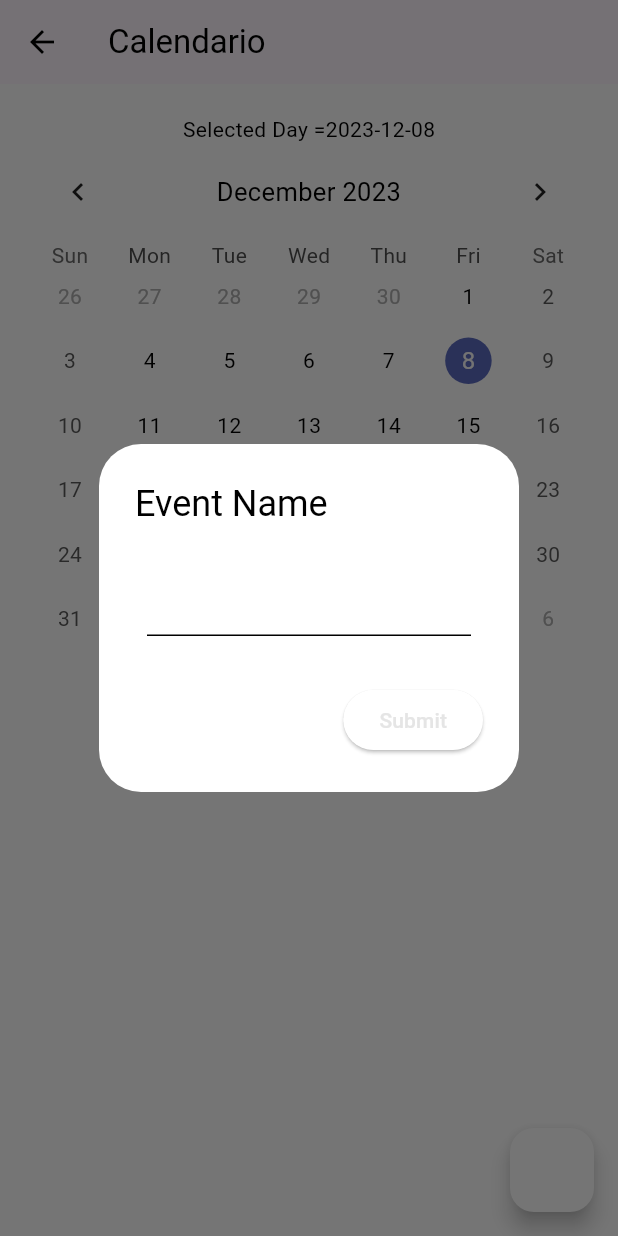
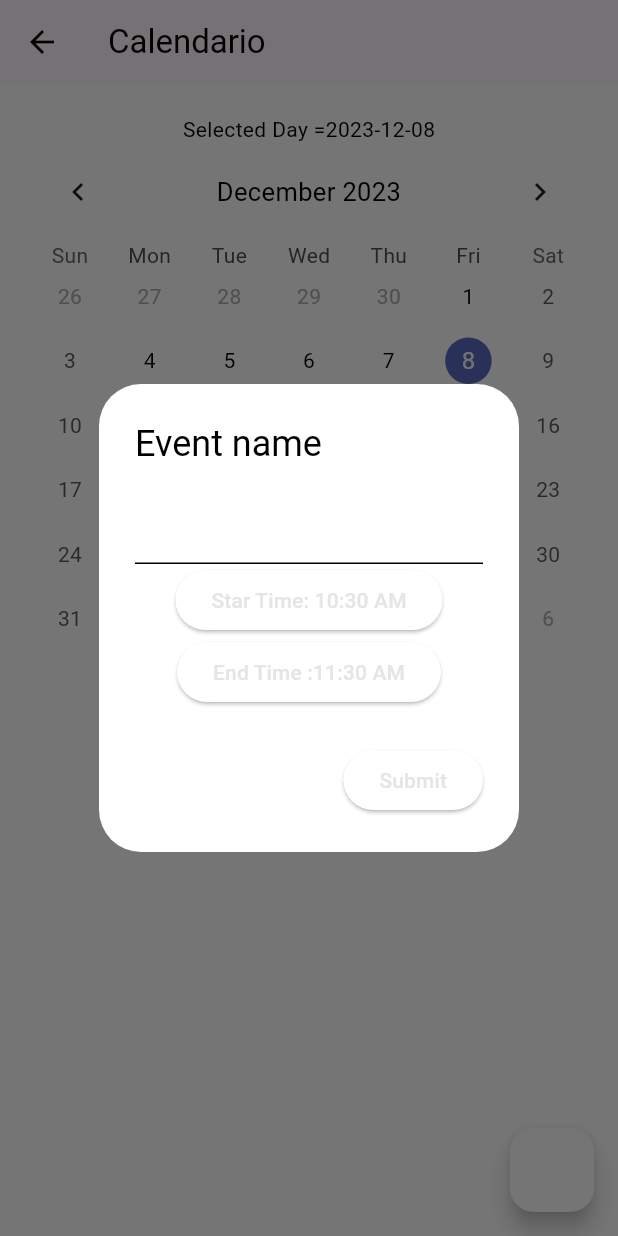
Before and after one commit to jmac-94/uforux, a Flutter app: the Calendar screen opened directly, after a tap on the "add" icon, on a phone screen of 412 x 824 dp. Run offline on Flutter 3.47's test engine with Material 3 defaults, Android fonts, the phone set to English and light mode, and no system bars; drawn by our look-alikes of table_calendar; our stand-ins replace carousel_slider, cloud_firestore, faker, file_picker, firebase_auth, firebase_core and 7 more; accounts and stored records are empty; network calls fail.

Commit message:
calendar event

```diff
--- a/lib/screens/home/calendar.dart
+++ b/lib/screens/home/calendar.dart
@@ -188,6 +188,10 @@ class _CalendarState extends State<Calendar> {
   TextEditingController _eventController = TextEditingController();
   //Visualizar si se guardo el evento
   late ValueNotifier<List<Event>> _selectedEvents;
+  //selecionar por horas
+  TimeOfDay _startTime = TimeOfDay.now();
+  TimeOfDay _endTime =
+      TimeOfDay.now().replacing(hour: TimeOfDay.now().hour + 1);
 
   //funcion para seleccion dia
 
@@ -219,35 +223,66 @@ class _CalendarState extends State<Calendar> {
       appBar: AppBar(title: Text("Calendario")),
       floatingActionButton: FloatingActionButton(
         onPressed: () {
-          //Show el dialogo para el usuario ponga el evento
           showDialog(
             context: context,
             builder: (context) {
               return AlertDialog(
                 scrollable: true,
-                  title: Text("Event Name"),
-                  content: Padding(
-                    padding: EdgeInsets.all(8),
-                    child: TextField(
+                title: Text("Event name"),
+                content: Column(
+                  children: [
+                    TextField(
                       controller: _eventController,
                     ),
+                    //selector de hora de inicio
+                    ElevatedButton(
+                      onPressed: () async {
+                        final TimeOfDay? picked = await showTimePicker(
+                            context: context, initialTime: _startTime);
+                        if (picked != null && picked != _startTime) {
+                          setState(() {
+                            _startTime = picked;
+                          });
+                        }
+                      },
+                      child: Text("Star Time: ${_startTime.format(context)}"),
+                    ),
+                    //selectector de hora de fin
+                    ElevatedButton(
+                      onPressed: () async {
+                        final TimeOfDay? picked = await showTimePicker(
+                          context: context,
+                          initialTime: _endTime,
+                        );
+                        if (picked != null && picked != _endTime) {
+                          setState(() {
+                            _endTime = picked;
+                          });
+                        }
+                      },
+                      child: Text("End Time :${_endTime.format(context)}"),
+                    ),
+                  ],
                 ),
                 actions: [
                   ElevatedButton(
                     onPressed: () {
-                        //Guardar el nombre del ebento en el mapa
-                        events.addAll({
-                          _selectedDay!: [Event(_eventController.text)]
-                        });
-
+                      //Agregar el evento con hora de inicio y fin
+                      if (!events.containsKey(_selectedDay)) {
+                        events[_selectedDay!] = [];
+                      }
+                      events[_selectedDay!]!.add(
+                          Event(_eventController.text, _startTime, _endTime));
+                      _eventController.clear();
+                      _selectedEvents.value = _getEventsForDay(_selectedDay!);
                       Navigator.of(context).pop();
-                        _selectedEvents.value = _getEventsForDay(_selectedDay!);
                     },
                     child: Text("Submit"),
-                    )
+                  ),
                 ],
               );
-              });
+            },
+          );
         },
         child: Icon(Icons.add),
       ),
@@ -269,7 +304,7 @@ class _CalendarState extends State<Calendar> {
                 headerStyle: HeaderStyle(
                     formatButtonVisible: false, titleCentered: true),
                 availableGestures: AvailableGestures.all,
-                selectedDayPredicate: (day) => isSameDay(day, today),
+                selectedDayPredicate: (day) => isSameDay(_selectedDay, day),
                 focusedDay: today,
                 firstDay: DateTime.utc(2010, 10, 16),
                 lastDay: DateTime.utc(2030, 3, 14),
@@ -293,8 +328,10 @@ class _CalendarState extends State<Calendar> {
                               borderRadius: BorderRadius.circular(12),
                             ),
                             child: ListTile(
-                              onTap: () => print(""),
-                              title: Text("${value[index].title}"),
+                              onTap: () =>
+                                  print("Event: ${value[index].title}"),
+                              title: Text(
+                                  "${value[index].title} (${value[index].starTime.format(context)} - ${value[index].endtime.format(context)})"),
                             ),
                           );
                         });
--- a/lib/screens/home/event.dart
+++ b/lib/screens/home/event.dart
@@ -1,4 +1,9 @@
+import 'package:flutter/material.dart';
+
 class Event {
   final String title;
-  Event(this.title);
+  TimeOfDay starTime;
+  TimeOfDay endtime;
+
+  Event(this.title, this.starTime, this.endtime);
 }
```
Lines whose indentation alone changed are shown as unchanged.
